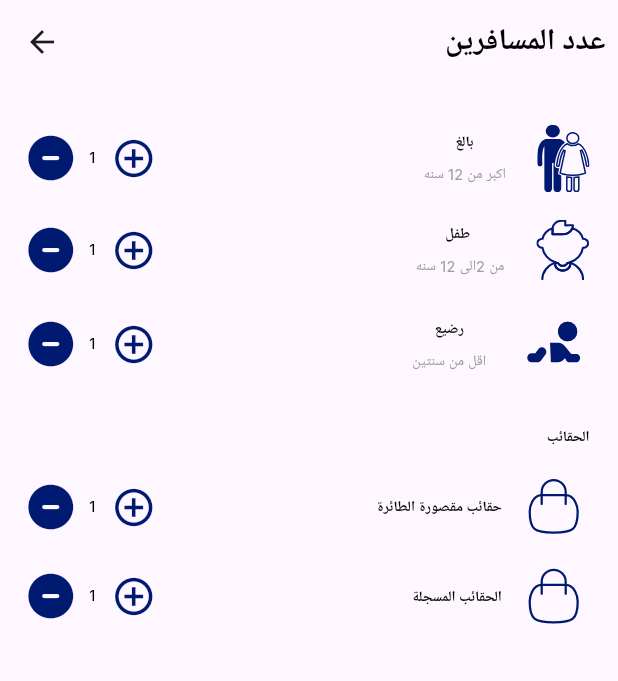
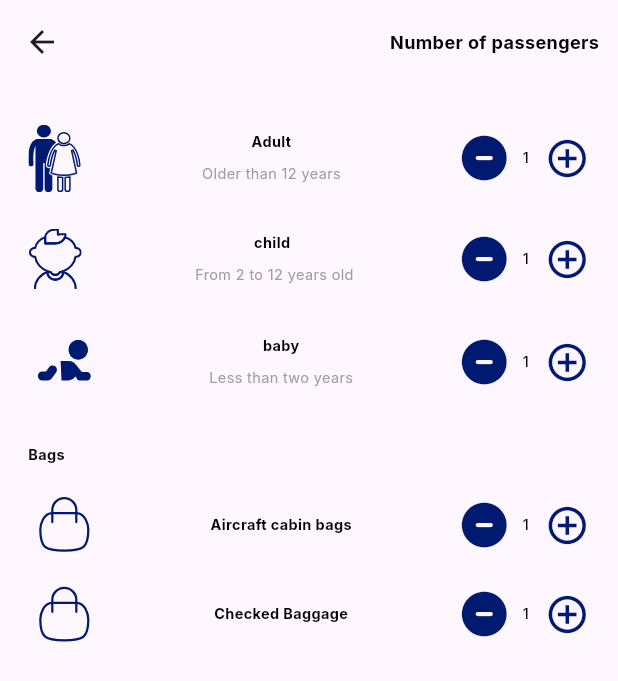
Before and after one commit to Ahmed-Ekramy/Travel-App, a Flutter app: the NumberOfPassengers screen opened by its route, on a phone screen of 412 x 824 dp. Shown: the top 681 px of the screen. Run offline on Flutter 3.47's test engine with Material 3 defaults, Android fonts, the phone set to English and light mode, and no system bars; our stand-ins replace easy_localization, flutter_screenutil, flutter_svg, font_awesome_flutter, google_fonts.

Commit message:
add localization

```diff
--- a/lib/core/routing/route.dart
+++ b/lib/core/routing/route.dart
@@ -3,6 +3,7 @@ class Routes{
   static const String  forgotPassword="forgotPassword";
   static const String  newPassword="newPassword";
   static const String home="/";
+  static const String search="searchScreen";
   static const String homeLayout="homeLayout";
   static const String flightScreen="flightScreen";
   static const String  passengers="passengers";
--- a/lib/features/flight/presentation/widgets/trip_item.dart
+++ b/lib/features/flight/presentation/widgets/trip_item.dart
@@ -1,4 +1,5 @@
 import 'package:flutter/material.dart';
+import 'package:flutter_screenutil/flutter_screenutil.dart';
 
 import '../../../../core/theming/text_style.dart';
 
@@ -20,7 +21,7 @@ class TripItems extends StatelessWidget {
             style: readexPro16w700(),
           ),
           SizedBox(
-            width: 100,
+            width: 100.w,
             child: TextField(
               textAlign: TextAlign.center,
               decoration: InputDecoration(
--- a/lib/features/home/presentation/widgets/listview_builder.dart
+++ b/lib/features/home/presentation/widgets/listview_builder.dart
@@ -11,7 +11,7 @@ class ListViewBuilder extends StatelessWidget {
   @override
   Widget build(BuildContext context) {
     return SizedBox(
-      height: 270.h,
+      height: 300.h,
       child: ListView.builder(
         physics: const BouncingScrollPhysics(),
         scrollDirection: Axis.horizontal,
--- a/lib/features/number_of_passengers/presentation/pages/number_of_passengers.dart
+++ b/lib/features/number_of_passengers/presentation/pages/number_of_passengers.dart
@@ -1,8 +1,8 @@
+import 'package:easy_localization/easy_localization.dart';
 import 'package:flutter/material.dart';
 import 'package:flutter_screenutil/flutter_screenutil.dart';
 import 'package:flutter_svg/flutter_svg.dart';
 import 'package:travel_app/core/theming/text_style.dart';
-
 import '../widgets/max_min_item.dart';
 
 class NumberOfPassengers extends StatelessWidget {
@@ -13,122 +13,119 @@ class NumberOfPassengers extends StatelessWidget {
     return Scaffold(
       appBar: AppBar( actions: [
         Padding(
-          padding: EdgeInsets.only(right: 8.0.w),
+          padding: EdgeInsets.only(right: 12.0.w),
           child: Text(
-            "عدد المسافرين",
-            style: readexPro16w700().copyWith(fontSize: 20),
+            "Number of passengers".tr(),
+            style: readexPro16w700().copyWith(fontSize: 20.sp),
           ),
         )
       ]),
       body: Padding(
         padding: EdgeInsets.symmetric(horizontal: 18.0.w,vertical: 45.h),
-        child: Column(crossAxisAlignment: CrossAxisAlignment.end, children: [
+        child: Column(
+            crossAxisAlignment: CrossAxisAlignment.start,
+            mainAxisAlignment: MainAxisAlignment.start,
+            children: [
           Row(
-            mainAxisAlignment: MainAxisAlignment.end,
+            mainAxisAlignment: MainAxisAlignment.spaceBetween,
             children: [
-              maxMinItem(),
+              SvgPicture.asset("assets/svg/couple.svg"),
               Column(
                 children: [
                   Text(
-                    'بالغ',
+                    'Adult'.tr(),
                     textAlign: TextAlign.center,
                     style: readexPro16w700(),
                   ),
                   SizedBox(
                     height: 7.w,
                   ),
-                  Text('اكبر من 12 سنه',
+                  Text('Older than 12 years'.tr(),
                       textAlign: TextAlign.center,
                       style: readexPro12w400().copyWith(color: Colors.grey))
                 ],
               ),
-              SizedBox(
-                width: 20.w,
-              ),
-              SvgPicture.asset("assets/svg/couple.svg"),
+              maxMinItem(),
             ],
           ),
           SizedBox(
-            height: 30.h,
+            height: 40.h,
           ),
           Row(
-            mainAxisAlignment: MainAxisAlignment.end,
+            mainAxisAlignment: MainAxisAlignment.spaceBetween,
             children: [
-              maxMinItem(),
+              SvgPicture.asset("assets/svg/Child.svg"),
               Column(
                 children: [
                   Text(
-                    'طفل',
+                    'child'.tr(),
                     textAlign: TextAlign.center,
                     style: readexPro16w700(),
                   ),
                   SizedBox(
                     height: 7.w,
                   ),
-                  Text(' من 2الى 12 سنه',
+                  Text(' From 2 to 12 years old'.tr(),
                       textAlign: TextAlign.center,
                       style: readexPro12w400().copyWith(color: Colors.grey))
                 ],
               ),
-              SizedBox(
-                width: 20.w,
-              ),
-              SvgPicture.asset("assets/svg/Child.svg"),
+              maxMinItem(),
             ],
           ),
           SizedBox(
-            height: 30.h,
+            height: 40.h,
           ),
           Row(
-            mainAxisAlignment: MainAxisAlignment.end,
+            mainAxisAlignment: MainAxisAlignment.spaceBetween,
             children: [
-              maxMinItem(),
+              SvgPicture.asset("assets/svg/Baby.svg"),
               Column(
                 children: [
                   Text(
-                    'رضيع',
+                    'baby'.tr(),
                     textAlign: TextAlign.center,
                     style: readexPro16w700(),
                   ),
                   SizedBox(
                     height: 7.w,
                   ),
-                  Text('اقل من سنتين',
+                  Text('Less than two years'.tr(),
                       textAlign: TextAlign.center,
                       style: readexPro12w400().copyWith(color: Colors.grey))
                 ],
               ),
-              SizedBox(
-                width: 20.w,
-              ),
-              SvgPicture.asset("assets/svg/Baby.svg"),
+              maxMinItem(),
             ],
           ),
           SizedBox(
             height: 50.h,
           ),
-          Text('الحقائب', textAlign: TextAlign.right, style: readexPro16w700()),
+          Text('Bags'.tr(), textAlign: TextAlign.right, style: readexPro16w700()),
           SizedBox(height: 25.h,),
-          Row(children: [
-            maxMinItem(),
+          Row(
+            mainAxisAlignment: MainAxisAlignment.spaceBetween,
+            children: [
+            SvgPicture.asset("assets/svg/cart-1.svg"),
             Text(
-              'حقائب مقصورة الطائرة',
+              'Aircraft cabin bags'.tr(),
               textAlign: TextAlign.center,
               style: readexPro16w700()
               ),
-            SizedBox(width: 10.w,),
-            SvgPicture.asset("assets/svg/cart-1.svg"),
+
+            maxMinItem(),
           ],),
           SizedBox(height: 18.h,),
-          Row(children: [
-            maxMinItem(),
+          Row(
+            mainAxisAlignment:MainAxisAlignment.spaceBetween ,
+            children: [
+            SvgPicture.asset("assets/svg/cart-1.svg"),
             Text(
-                'الحقائب المسجلة',
+                'Checked Baggage'.tr(),
               textAlign: TextAlign.center,
               style: readexPro16w700()
               ),
-            SizedBox(width: 10.w,),
-            SvgPicture.asset("assets/svg/cart-1.svg"),
+            maxMinItem(),
           ],),
         ]),
       ),
--- a/lib/features/number_of_passengers/presentation/widgets/max_min_item.dart
+++ b/lib/features/number_of_passengers/presentation/widgets/max_min_item.dart
@@ -4,9 +4,8 @@ import 'package:font_awesome_flutter/font_awesome_flutter.dart';
 
 import '../../../../core/theming/text_style.dart';
 
-Expanded maxMinItem() {
-  return Expanded(
-    child: Row(
+Row maxMinItem() {
+  return Row(
     children: [
       const Icon(
         FontAwesomeIcons.circleMinus,
@@ -30,6 +29,5 @@ Expanded maxMinItem() {
         color: Color(0xff001A72),
       ),
     ],
-    ),
   );
 }
--- a/lib/features/prof/presentation/widgets/container_prof.dart
+++ b/lib/features/prof/presentation/widgets/container_prof.dart
@@ -17,9 +17,9 @@ class ContainerProf extends StatelessWidget {
         horizontal: 8.w,
       ),
       width: double.infinity,
-      height: 70,
+      height: 120.h,
       decoration: BoxDecoration(
-          borderRadius: BorderRadius.circular(20),
+          borderRadius: BorderRadius.circular(20.r),
           border: Border.all(color: Colors.grey)),
       child: Row(
         children: [
```
Also changed, not shown: lib/features/flight/presentation/widgets/multiple trips_item.dart (+5 -4 lines), lib/features/prof/presentation/pages/prof.dart (+4 -4 lines), lib/features/prof/presentation/widgets/custom_profile.dart (+22 -57 lines). Lines whose indentation alone changed are shown as unchanged.
